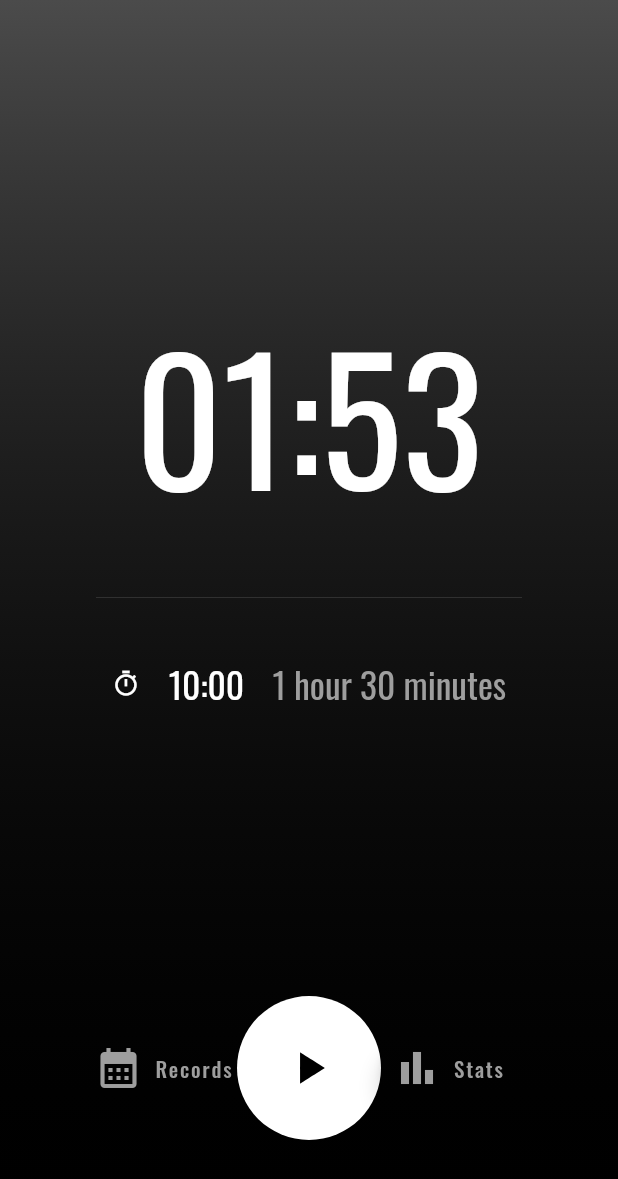
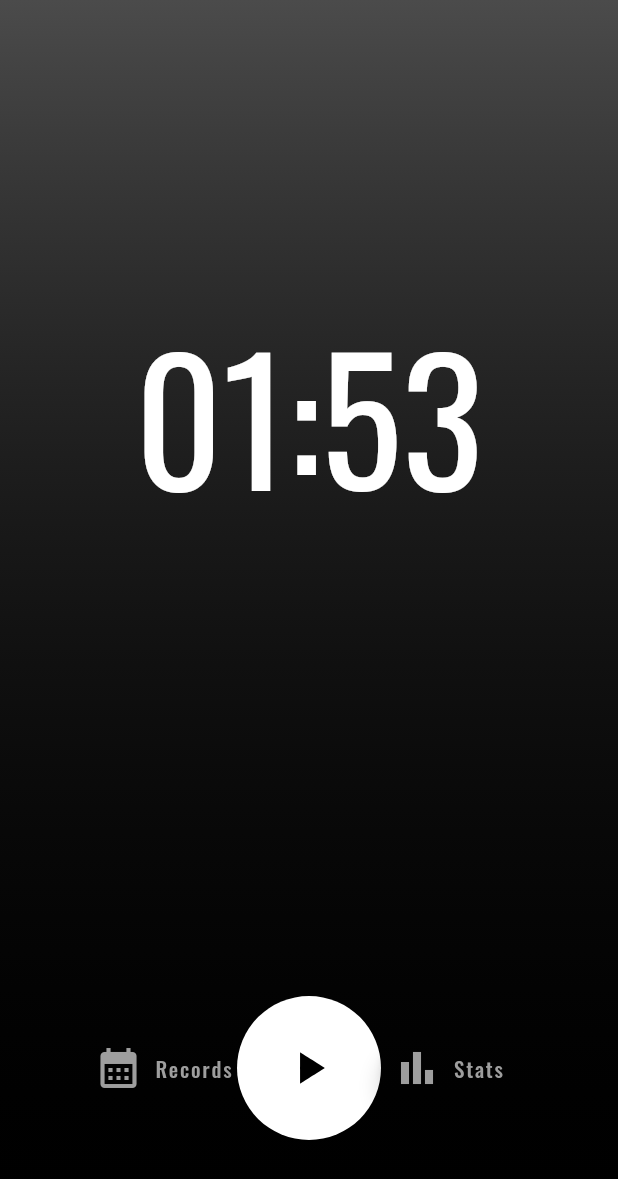
Before and after one commit to TobiasRitter/time_tracker, a Flutter app: the screen it shows after launch, on a phone screen of 412 x 824 dp. Shown: the top 1179 px of the screen. Run offline on Flutter 3.47's test engine with Material 2 defaults, Android fonts, the phone set to English and light mode, and no system bars; our stand-ins replace fl_chart, google_fonts, table_calendar.

```diff
--- a/lib/home_page.dart
+++ b/lib/home_page.dart
@@ -1,6 +1,7 @@
 import 'package:flutter/material.dart';
 import 'package:time_tracker/nav_bar.dart';
 import 'package:time_tracker/records_page.dart';
+import 'package:time_tracker/session_info.dart';
 import 'package:time_tracker/stats_page.dart';
 
 class HomePage extends StatefulWidget {
@@ -85,50 +86,18 @@ class _HomePageState extends State<HomePage> with TickerProviderStateMixin {
                         ),
                       ],
                     ),
-                    const Padding(
-                      padding: EdgeInsets.symmetric(vertical: 32.0),
-                      child: Divider(),
-                    ),
-                    Row(
-                      children: [
-                        Expanded(
-                          child: FittedBox(
-                            child: SizedBox(
-                              width: 480,
-                              child: Row(
-                                mainAxisAlignment: MainAxisAlignment.center,
-                                children: [
-                                  const Padding(
-                                    padding:
-                                        EdgeInsets.symmetric(horizontal: 16.0),
-                                    child: Icon(Icons.timer_outlined),
-                                  ),
-                                  Padding(
-                                    padding: const EdgeInsets.symmetric(
-                                        horizontal: 16.0),
-                                    child: Text(
-                                      "10:00",
-                                      style: Theme.of(context)
-                                          .textTheme
-                                          .headlineMedium,
-                                    ),
-                                  ),
-                                  Padding(
-                                    padding: const EdgeInsets.symmetric(
-                                        horizontal: 16.0),
-                                    child: Text(
-                                      "1 hour 30 minutes",
-                                      style: Theme.of(context)
-                                          .textTheme
-                                          .headlineSmall,
-                                    ),
-                                  ),
-                                ],
-                              ),
-                            ),
+                    AnimatedOpacity(
+                      duration: const Duration(milliseconds: 200),
+                      opacity: _running ? 1.0 : 0.0,
+                      child: Column(
+                        children: const [
+                          Padding(
+                            padding: EdgeInsets.symmetric(vertical: 32.0),
+                            child: Divider(),
                           ),
-                        ),
-                      ],
+                          SessionInfo(),
+                        ],
+                      ),
                     ),
                   ],
                 ),
```
Also changed, not shown: lib/session_info.dart (added, +45 -0 lines).
